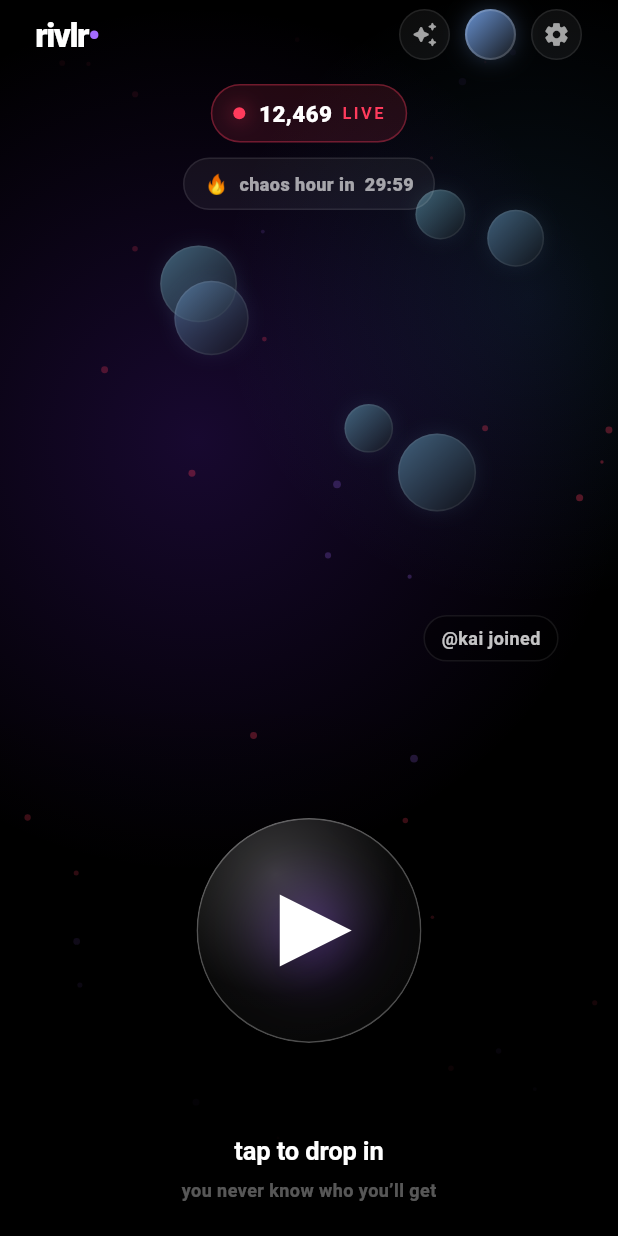
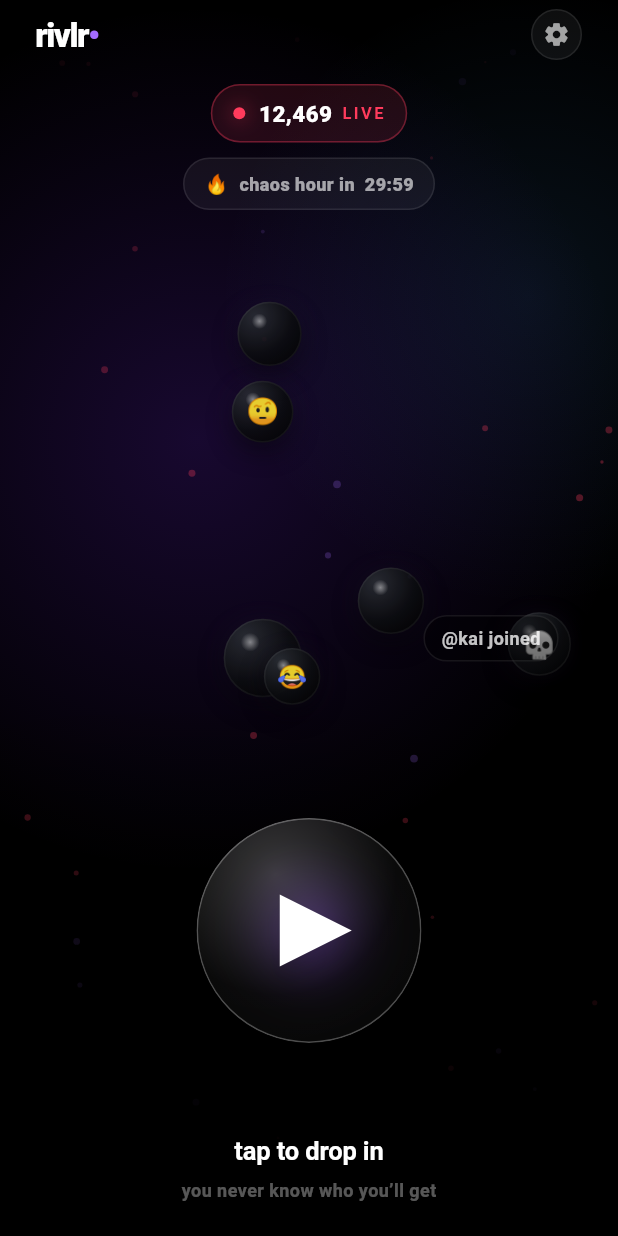
Before and after one commit to stossthegreat/Whatif, a Flutter app: the HomeScreen screen opened directly with empty values, on a phone screen of 412 x 824 dp. Run offline on Flutter 3.47's test engine with Material 3 defaults, Android fonts, the phone set to English and light mode, and no system bars; our stand-ins replace camera; missing offline and left inert: livekit_client; network calls fail.

```diff
--- a/lib/app.dart
+++ b/lib/app.dart
@@ -12,7 +12,7 @@ import 'screens/welcome_screen.dart';
 import 'screens/signin_screen.dart';
 import 'screens/profile_screen.dart';
 import 'screens/onboarding_screen.dart';
-import 'screens/home_screen.dart';
+import 'screens/main_shell.dart';
 import 'screens/finding_screen.dart';
 import 'screens/live_screen.dart';
 
@@ -155,7 +155,7 @@ class _RootState extends State<_Root> {
       _Step.signin => SignInScreen(onContinue: () => _to(_Step.profile)),
       _Step.profile => ProfileScreen(onDone: () => _to(_Step.permission)),
       _Step.permission => OnboardingScreen(onDone: () => _to(_Step.home)),
-      _Step.home => HomeScreen(onPlay: _play, onSignOut: () => _to(_Step.welcome)),
+      _Step.home => MainShell(onPlay: _play, onSignOut: () => _to(_Step.welcome)),
       _Step.finding => FindingScreen(onDone: _dropSimulated, waitForExternal: live),
       _Step.live => LiveScreen(
           key: ValueKey(_drop),
--- a/lib/screens/home_screen.dart
+++ b/lib/screens/home_screen.dart
@@ -2,15 +2,11 @@ import 'dart:async';
 import 'dart:math' as math;
 import 'package:flutter/material.dart';
 import '../core/haptics.dart';
-import '../models/person.dart';
 import '../state/session.dart';
 import '../theme/tokens.dart';
 import '../widgets/glass.dart';
-import '../widgets/identity_orb.dart';
 import '../widgets/play_button.dart';
-import 'me_screen.dart';
 import 'settings_screen.dart';
-import 'sparks_screen.dart';
 
 /// Home — an *alive lobby*, not a launch button. Very black. Tiny red particles
 /// rise; a soft purple/blue glow drifts; a few avatars float; little bursts of
@@ -94,16 +90,6 @@ class _HomeScreenState extends State<HomeScreen> with SingleTickerProviderStateM
                     children: [
                       const Wordmark(size: 22),
                       const Spacer(),
-                      _RoundBtn(
-                        icon: Icons.auto_awesome_rounded,
-                        onTap: () { Buzz.tick(); SparksScreen.push(context); },
-                      ),
-                      const SizedBox(width: 10),
-                      Press(
-                        onTap: () { Buzz.tick(); MeScreen.push(context); },
-                        child: IdentityOrb(hue: AppSession.instance.myHue, size: 34),
-                      ),
-                      const SizedBox(width: 10),
                       _RoundBtn(
                         icon: Icons.settings_rounded,
                         onTap: () { Buzz.tick(); SettingsScreen.push(context, widget.onSignOut); },
@@ -328,16 +314,19 @@ class _LobbyPainter extends CustomPainter {
 
 // ---- floating avatars -----------------------------------------------------
 class _Avatar {
-  _Avatar(this.person, this.ax, this.ay, this.fx, this.fy, this.phase, this.scale);
-  final Person person;
+  _Avatar(this.ax, this.ay, this.fx, this.fy, this.phase, this.scale, this.emoji);
   final double ax, ay, fx, fy, phase, scale;
+  final String? emoji;
+  static const _faces = ['😂', '😳', '🔥', '👀', '😭', '💀', '😏', '🤨', '😮'];
   static _Avatar random(math.Random r, int i) => _Avatar(
-        Person.random(r),
-        0.15 + r.nextDouble() * 0.7, // anchor x
-        0.12 + r.nextDouble() * 0.42, // anchor y (upper area)
-        0.04 + r.nextDouble() * 0.05, // drift amp x
+        0.14 + r.nextDouble() * 0.72, // anchor x
+        0.12 + r.nextDouble() * 0.44, // anchor y (upper area)
+        0.035 + r.nextDouble() * 0.05, // drift amp x
         0.03 + r.nextDouble() * 0.05, // drift amp y
-        r.nextDouble(), 0.7 + r.nextDouble() * 0.5,
+        r.nextDouble(),
+        0.72 + r.nextDouble() * 0.5,
+        // roughly half carry a small emoji face, half are pure obsidian orbs
+        r.nextBool() ? _faces[r.nextInt(_faces.length)] : null,
       );
 }
 
@@ -355,11 +344,11 @@ class _AvatarLayer extends StatelessWidget {
           children: [
             for (final a in avatars)
               Positioned(
-                left: (a.ax + a.fx * math.sin((t + a.phase) * tau)) * c.maxWidth - 22 * a.scale,
-                top: (a.ay + a.fy * math.cos((t + a.phase) * tau * 0.8)) * c.maxHeight - 22 * a.scale,
+                left: (a.ax + a.fx * math.sin((t + a.phase) * tau)) * c.maxWidth - 24 * a.scale,
+                top: (a.ay + a.fy * math.cos((t + a.phase) * tau * 0.8)) * c.maxHeight - 24 * a.scale,
                 child: Opacity(
-                  opacity: 0.55,
-                  child: _MiniOrb(person: a.person, size: 44 * a.scale),
+                  opacity: 0.9,
+                  child: _MiniOrb(size: 48 * a.scale, emoji: a.emoji),
                 ),
               ),
           ],
@@ -369,22 +358,52 @@ class _AvatarLayer extends StatelessWidget {
   }
 }
 
+/// A polished obsidian marble — shiny jet-black, a soft specular highlight
+/// top-left, a faint purple rim. Reads as premium, never a flat grey disc.
 class _MiniOrb extends StatelessWidget {
-  const _MiniOrb({required this.person, required this.size});
-  final Person person;
+  const _MiniOrb({required this.size, this.emoji});
   final double size;
+  final String? emoji;
   @override
   Widget build(BuildContext context) {
     return Container(
-      width: size, height: size,
+      width: size,
+      height: size,
       decoration: BoxDecoration(
         shape: BoxShape.circle,
-        gradient: LinearGradient(
-          colors: [person.light.withOpacity(1), C.char2],
-          begin: Alignment.topLeft, end: Alignment.bottomRight,
+        gradient: const RadialGradient(
+          center: Alignment(-0.45, -0.55),
+          radius: 1.05,
+          colors: [Color(0xFF2A2D34), Color(0xFF0C0D10), Color(0xFF000000)],
+          stops: [0.0, 0.55, 1.0],
         ),
-        border: Border.all(color: Colors.white.withOpacity(0.14)),
-        boxShadow: [BoxShadow(color: person.light.withOpacity(0.4), blurRadius: 14, spreadRadius: -4)],
+        border: Border.all(color: Colors.white.withOpacity(0.06)),
+        boxShadow: [
+          const BoxShadow(color: Color(0xCC000000), blurRadius: 16, spreadRadius: -2, offset: Offset(0, 6)),
+          BoxShadow(color: C.sig.withOpacity(0.16), blurRadius: 18, spreadRadius: -8),
+        ],
+      ),
+      child: Stack(
+        alignment: Alignment.center,
+        children: [
+          // specular glint
+          Positioned(
+            left: size * 0.2,
+            top: size * 0.16,
+            child: Container(
+              width: size * 0.24,
+              height: size * 0.24,
+              decoration: BoxDecoration(
+                shape: BoxShape.circle,
+                gradient: RadialGradient(
+                  colors: [Colors.white.withOpacity(0.5), Colors.white.withOpacity(0)],
+                ),
+              ),
+            ),
+          ),
+          if (emoji != null)
+            Text(emoji!, style: TextStyle(fontSize: size * 0.42)),
+        ],
       ),
     );
   }
--- a/pubspec.yaml
+++ b/pubspec.yaml
@@ -16,7 +16,7 @@ publish_to: 'none' # Remove this line if you wish to publish to pub.dev
 # https://developer.apple.com/library/archive/documentation/General/Reference/InfoPlistKeyReference/Articles/CoreFoundationKeys.html
 # In Windows, build-name is used as the major, minor, and patch parts
 # of the product and file versions while build-number is used as the build suffix.
-version: 1.0.0+8
+version: 1.0.0+9
 
 environment:
   sdk: ^3.8.0
```
Also changed, not shown: lib/screens/live_screen.dart (+137 -124 lines), lib/screens/main_shell.dart (added, +190 -0 lines), lib/screens/me_screen.dart (+8 -1 lines), lib/screens/moments_screen.dart (+6 -1 lines), lib/screens/sparks_screen.dart (+7 -2 lines), lib/widgets/presence_tile.dart (+40 -17 lines).
